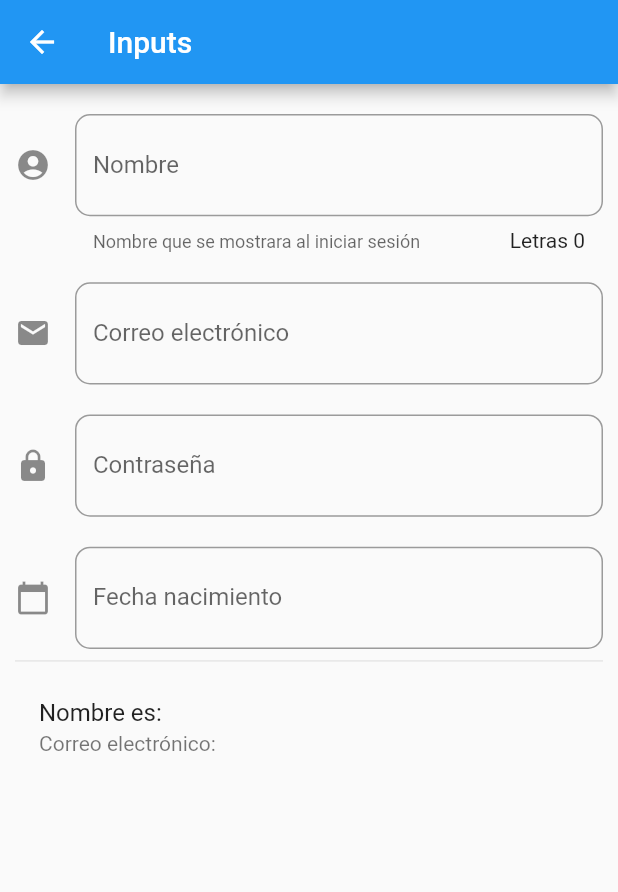
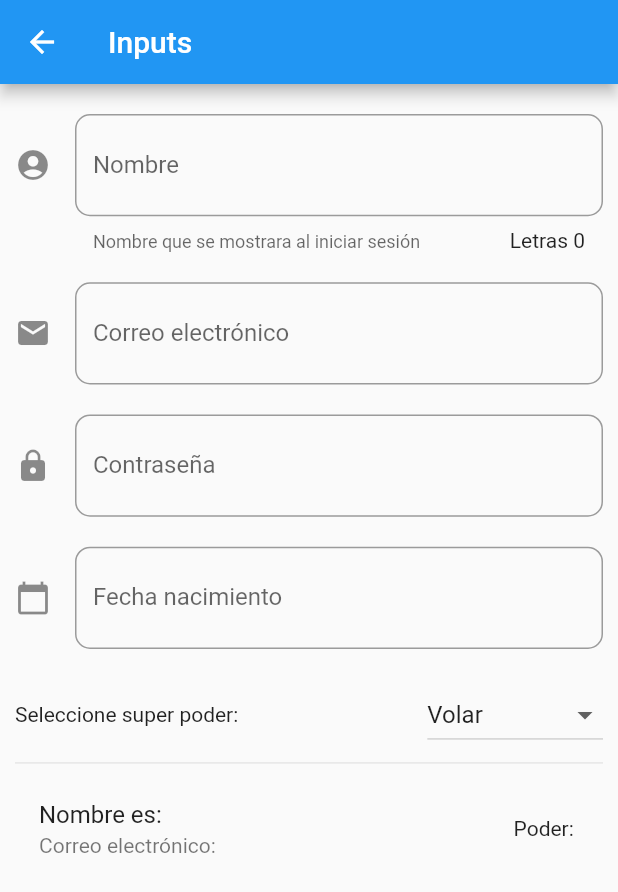
Before and after one commit to HenryOrtizAjcuc/componetesFlutter, a Flutter app: the InputPage screen opened by its route, on a phone screen of 412 x 824 dp. Shown: the top 892 px of the screen. Run offline on Flutter 3.47's test engine with Material 2 defaults, Android fonts, the phone set to English and light mode, and no system bars.

Commit message:
add dropdown, dropdownMenuItem

```diff
--- a/lib/src/pages/input_page.dart
+++ b/lib/src/pages/input_page.dart
@@ -10,8 +10,17 @@ class _InputPageState extends State<InputPage> {
   String _email = '';
   String _password = '';
   String _date = '';
+  String _opcionSeleccionada = '';
+
+  final _separator = 20.0;
   TextEditingController _inputDate = TextEditingController();
-  final _separator = 20.0;
+
+  List<String> _opciones = [
+    'Volar',
+    'Rayos x',
+    'Super aliento',
+    'Super fuerza'
+  ];
 
   @override
   Widget build(BuildContext context) {
@@ -35,6 +44,10 @@ class _InputPageState extends State<InputPage> {
             height: _separator,
           ),
           _crearFecha(context),
+          SizedBox(
+            height: _separator,
+          ),
+          _crearDropDown(),
           Divider(),
           _crearPersona()
         ],
@@ -150,10 +163,47 @@ class _InputPageState extends State<InputPage> {
     }
   }
 
+  Widget _crearDropDown() {
+    return Row(
+      mainAxisAlignment: MainAxisAlignment.end,
+      children: [
+        Expanded(
+          child: Text('Seleccione super poder:'),
+        ),
+        SizedBox(),
+        DropdownButton(
+          value:
+              _opcionSeleccionada.isEmpty ? _opciones[0] : _opcionSeleccionada,
+          items: obtenerOpcionesDropDown(),
+          onChanged: (opt) {
+            setState(() {
+              _opcionSeleccionada = opt.toString();
+            });
+          },
+        ),
+      ],
+    );
+  }
+
+  List<DropdownMenuItem<String>> obtenerOpcionesDropDown() {
+    List<DropdownMenuItem<String>> lista =
+        new List<DropdownMenuItem<String>>.filled(
+            0, DropdownMenuItem(child: Text('')),
+            growable: true);
+    _opciones.forEach((element) {
+      lista.add(DropdownMenuItem(
+        child: Text(element),
+        value: element,
+      ));
+    });
+    return lista;
+  }
+
   Widget _crearPersona() {
     return ListTile(
       title: Text('Nombre es: $_nombre'),
       subtitle: Text('Correo electrónico: $_email'),
+      trailing: Text('Poder: $_opcionSeleccionada'),
     );
   }
 }
```
